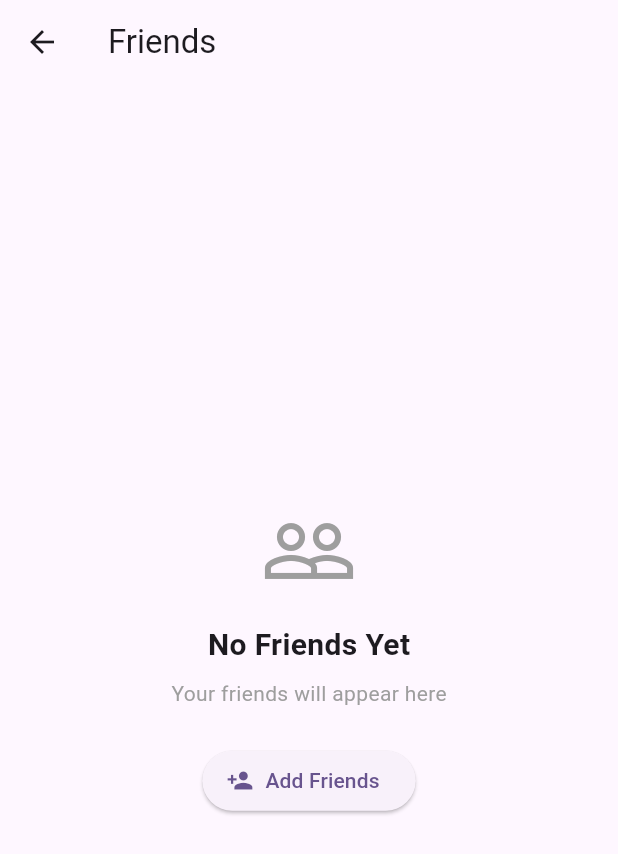
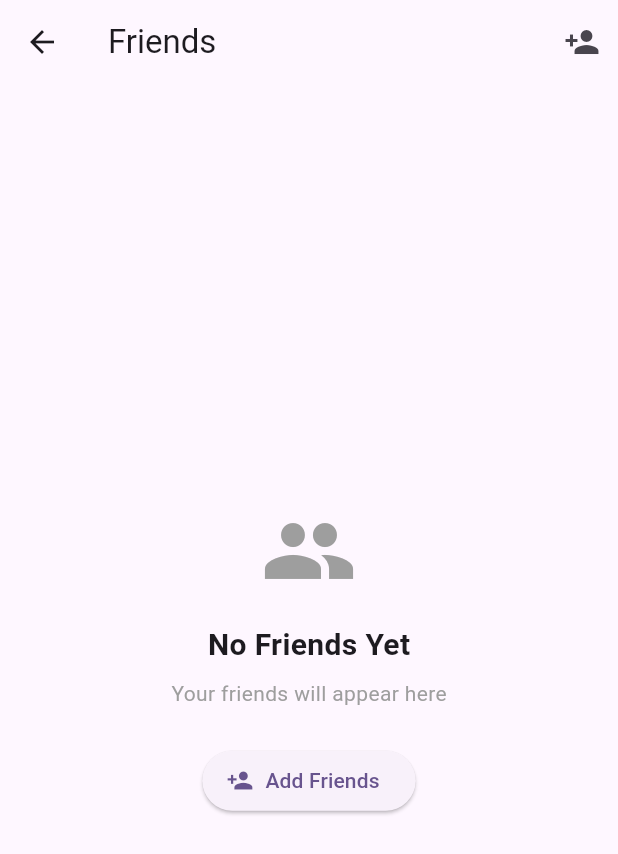
Before and after one commit to hercobezuidenhout/doinfine, a Flutter app: the FriendsScreen screen opened directly, on a phone screen of 412 x 824 dp. Shown: the top 854 px of the screen. Run offline on Flutter 3.47's test engine with Material 3 defaults, Android fonts, the phone set to English and light mode, and no system bars; our stand-ins replace cloud_firestore, firebase_auth, firebase_core, flutter_dotenv; accounts and stored records are empty.

Commit message:
feat: add search icon to friends screen app bar

```diff
--- a/lib/features/friends/presentation/screens/friends_screen.dart
+++ b/lib/features/friends/presentation/screens/friends_screen.dart
@@ -9,13 +9,26 @@ class FriendsScreen extends StatelessWidget {
     return Scaffold(
       appBar: AppBar(
         title: const Text('Friends'),
+        actions: [
+          IconButton(
+            icon: const Icon(Icons.person_add),
+            onPressed: () {
+              Navigator.push(
+                context,
+                MaterialPageRoute(
+                  builder: (context) => const SearchUsersScreen(),
+                ),
+              );
+            },
+          ),
+        ],
       ),
       body: Center(
         child: Column(
           mainAxisAlignment: MainAxisAlignment.center,
           children: [
             const Icon(
-              Icons.people_outline,
+              Icons.people,
               size: 64,
               color: Colors.grey,
             ),
```
